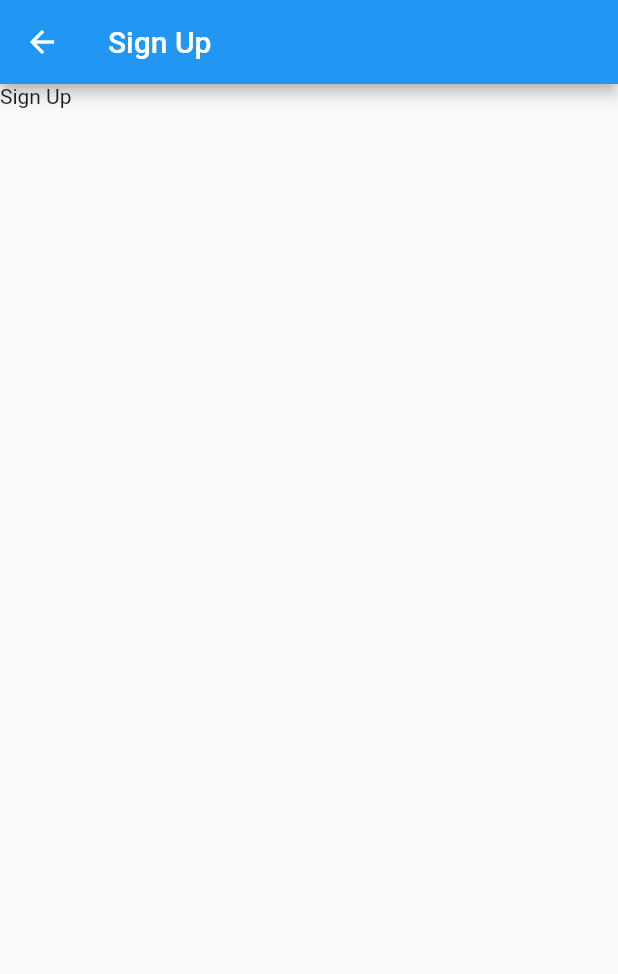
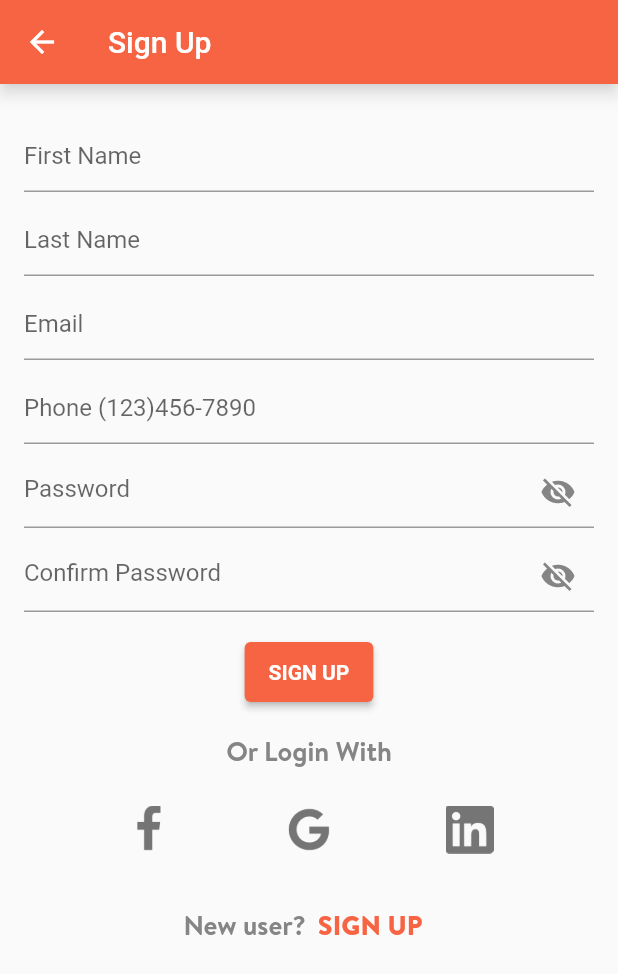
Before and after one commit to Leonel-Castnz-Kare/kare-hero-app, a Flutter app: the screen it shows after launch, after a tap on "SIGNUP", on a phone screen of 412 x 824 dp. Shown: the top 974 px of the screen. Run offline on Flutter 3.47's test engine with Material 2 defaults, Android fonts, the phone set to English and light mode, and no system bars.

Commit message:
Add initial details to signup screen

```diff
--- a/lib/main.dart
+++ b/lib/main.dart
@@ -62,7 +62,7 @@ class _HomeState extends State<Home> {
                           onPressed: () {
                             Navigator.of(context).push(
                               MaterialPageRoute(
-                                builder: (context) => SignUpScreen(),
+                                builder: (context) => const SignUpScreen(),
                               ),
                             );
                           },
--- a/lib/screens/signup.dart
+++ b/lib/screens/signup.dart
@@ -1,4 +1,6 @@
 import 'package:flutter/material.dart';
+import 'package:flutter/services.dart';
+import 'package:kare/utils/colors.dart';
 
 class SignUpScreen extends StatefulWidget {
   const SignUpScreen({Key? key}) : super(key: key);
@@ -8,14 +10,160 @@ class SignUpScreen extends StatefulWidget {
 }
 
 class _SignUpScreenState extends State<SignUpScreen> {
+  bool _obscurePassword = true;
+  bool _obscureConfirmPassword = true;
+
   @override
   Widget build(BuildContext context) {
     return Scaffold(
       appBar: AppBar(
-        title: Text('Sign Up'),
+        backgroundColor: KareColors.kareOrange,
+        shadowColor: Colors.white,
+        title: const Text('Sign Up'),
       ),
-      body: Container(
-        child: Text('Sign Up'),
+      body: SafeArea(
+        child: SingleChildScrollView(
+          padding: const EdgeInsets.all(16.0),
+          physics: const BouncingScrollPhysics(),
+          child: Column(
+            children: [
+              const SizedBox(height: 8.0),
+              TextField(
+                decoration: const InputDecoration(
+                  hintText: 'First Name',
+                ),
+              ),
+              const SizedBox(height: 8.0),
+              TextField(
+                decoration: const InputDecoration(
+                  hintText: 'Last Name',
+                ),
+              ),
+              const SizedBox(height: 8.0),
+              TextField(
+                keyboardType: TextInputType.emailAddress,
+                decoration: const InputDecoration(
+                  hintText: 'Email',
+                ),
+              ),
+              const SizedBox(height: 8.0),
+              TextFormField(
+                keyboardType: TextInputType.phone,
+                inputFormatters: [
+                  FilteringTextInputFormatter.digitsOnly,
+                  LengthLimitingTextInputFormatter(10),
+                  // PhoneFormatter(),
+                ],
+                decoration: const InputDecoration(
+                  hintText: 'Phone (123)456-7890',
+                ),
+              ),
+              const SizedBox(height: 8.0),
+              TextField(
+                obscureText: _obscurePassword,
+                decoration: InputDecoration(
+                  hintText: 'Password',
+                  suffixIcon: IconButton(
+                    onPressed: () {
+                      setState(() {
+                        _obscurePassword = !_obscurePassword;
+                      });
+                    },
+                    icon: Icon(_obscurePassword
+                        ? Icons.visibility_off
+                        : Icons.visibility),
+                    color: KareColors.darkGray2,
+                  ),
+                ),
+              ),
+              const SizedBox(height: 8.0),
+              TextField(
+                obscureText: _obscureConfirmPassword,
+                decoration: InputDecoration(
+                  hintText: 'Confirm Password',
+                  suffixIcon: IconButton(
+                    onPressed: () {
+                      setState(() {
+                        _obscureConfirmPassword = !_obscureConfirmPassword;
+                      });
+                    },
+                    icon: Icon(_obscureConfirmPassword
+                        ? Icons.visibility_off
+                        : Icons.visibility),
+                    color: KareColors.darkGray2,
+                  ),
+                ),
+              ),
+              const SizedBox(height: 16.0),
+              ElevatedButton(
+                style: ButtonStyle(
+                  backgroundColor:
+                      MaterialStateProperty.all(KareColors.kareOrange),
+                ),
+                onPressed: () {},
+                child: const Padding(
+                  padding: EdgeInsets.symmetric(vertical: 12.0),
+                  child: Text(
+                    'SIGN UP',
+                    style: TextStyle(
+                      color: Colors.white,
+                      fontWeight: FontWeight.bold,
+                    ),
+                  ),
+                ),
+              ),
+              const SizedBox(height: 16.0),
+              const Text(
+                'Or Login With',
+                style: TextStyle(
+                    color: KareColors.darkGray2,
+                    fontSize: 18,
+                    fontFamily: 'BrandonText'),
+              ),
+              const SizedBox(height: 16.0),
+              Row(
+                mainAxisAlignment: MainAxisAlignment.spaceEvenly,
+                children: [
+                  IconButton(
+                    onPressed: () {},
+                    icon: Image.asset('assets/icons/facebook.png'),
+                  ),
+                  IconButton(
+                    onPressed: () {},
+                    icon: Image.asset('assets/icons/google.png'),
+                  ),
+                  IconButton(
+                    onPressed: () {},
+                    icon: Image.asset('assets/icons/in.png'),
+                  ),
+                ],
+              ),
+              const SizedBox(height: 16.0),
+              Row(
+                mainAxisAlignment: MainAxisAlignment.center,
+                children: [
+                  const Text(
+                    'New user?',
+                    style: TextStyle(
+                        color: KareColors.darkGray2,
+                        fontSize: 18,
+                        fontFamily: 'BrandonText'),
+                  ),
+                  TextButton(
+                    onPressed: () {},
+                    child: const Text(
+                      'SIGN UP',
+                      style: TextStyle(
+                          color: KareColors.kareOrange,
+                          fontSize: 18,
+                          fontFamily: 'BrandonText'),
+                    ),
+                  ),
+                ],
+              ),
+            ],
+          ),
+        ),
       ),
     );
   }
```
Also changed, not shown: lib/screens/login.dart (+10 -6 lines), 1 other file.
